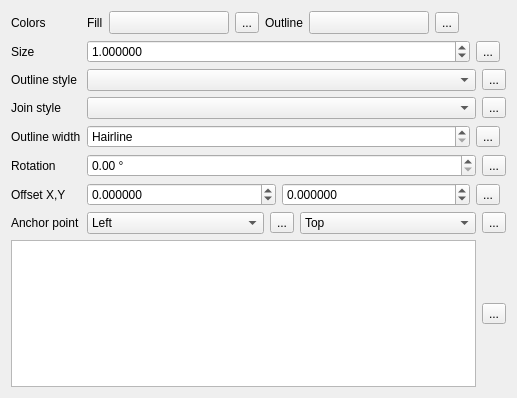
carsmie/QGIS, file src/ui/symbollayer/widget_simplemarker.ui: the form before one commit.
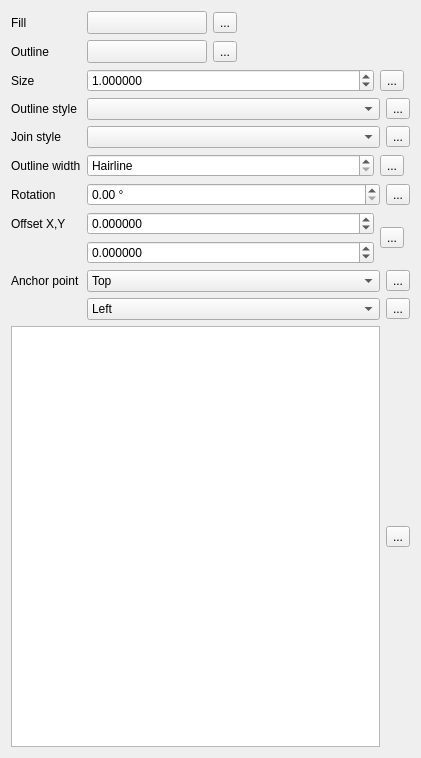
The form after the commit. Custom widgets are drawn as their Qt base class.

Commit message: [FEATURE] Add style/history tab to style dock

Diff of the .ui file:
```diff
--- a/src/ui/symbollayer/widget_simplemarker.ui
+++ b/src/ui/symbollayer/widget_simplemarker.ui
@@ -6,27 +6,112 @@
    <rect>
     <x>0</x>
     <y>0</y>
-    <width>517</width>
-    <height>398</height>
+    <width>421</width>
+    <height>758</height>
    </rect>
   </property>
   <property name="windowTitle">
    <string>Form</string>
   </property>
-  <layout class="QGridLayout" name="gridLayout">
-   <item row="9" column="0">
-    <widget class="QLabel" name="label_5">
-     <property name="text">
-      <string>Offset X,Y</string>
-     </property>
-    </widget>
-   </item>
+  <layout class="QFormLayout" name="formLayout">
    <item row="1" column="1">
+    <layout class="QHBoxLayout" name="horizontalLayout">
+     <property name="topMargin">
+      <number>0</number>
+     </property>
+     <item>
+      <widget class="QgsColorButtonV2" name="btnChangeColorBorder">
+       <property name="minimumSize">
+        <size>
+         <width>120</width>
+         <height>0</height>
+        </size>
+       </property>
+       <property name="maximumSize">
+        <size>
+         <width>120</width>
+         <height>16777215</height>
+        </size>
+       </property>
+       <property name="text">
+        <string/>
+       </property>
+      </widget>
+     </item>
+     <item>
+      <widget class="QgsDataDefinedButton" name="mBorderColorDDBtn">
+       <property name="text">
+        <string>...</string>
+       </property>
+      </widget>
+     </item>
+     <item>
+      <spacer name="horizontalSpacer">
+       <property name="orientation">
+        <enum>Qt::Horizontal</enum>
+       </property>
+       <property name="sizeHint" stdset="0">
+        <size>
+         <width>40</width>
+         <height>20</height>
+        </size>
+       </property>
+      </spacer>
+     </item>
+    </layout>
+   </item>
+   <item row="4" column="1">
+    <layout class="QHBoxLayout" name="horizontalLayout_2">
+     <property name="topMargin">
+      <number>0</number>
+     </property>
+     <item>
+      <widget class="QgsColorButtonV2" name="btnChangeColorFill">
+       <property name="minimumSize">
+        <size>
+         <width>120</width>
+         <height>0</height>
+        </size>
+       </property>
+       <property name="maximumSize">
+        <size>
+         <width>120</width>
+         <height>16777215</height>
+        </size>
+       </property>
+       <property name="text">
+        <string/>
+       </property>
+      </widget>
+     </item>
+     <item>
+      <widget class="QgsDataDefinedButton" name="mFillColorDDBtn">
+       <property name="text">
+        <string>...</string>
+       </property>
+      </widget>
+     </item>
+     <item>
+      <spacer name="horizontalSpacer_2">
+       <property name="orientation">
+        <enum>Qt::Horizontal</enum>
+       </property>
+       <property name="sizeHint" stdset="0">
+        <size>
+         <width>40</width>
+         <height>20</height>
+        </size>
+       </property>
+      </spacer>
+     </item>
+    </layout>
+   </item>
+   <item row="7" column="1">
     <layout class="QHBoxLayout" name="horizontalLayout_3">
      <item>
       <widget class="QgsDoubleSpinBox" name="spinSize">
        <property name="sizePolicy">
-        <sizepolicy hsizetype="Minimum" vsizetype="Fixed">
+        <sizepolicy hsizetype="Expanding" vsizetype="Fixed">
          <horstretch>1</horstretch>
          <verstretch>0</verstretch>
         </sizepolicy>
@@ -70,119 +155,88 @@
      </item>
     </layout>
    </item>
-   <item row="7" column="1">
-    <layout class="QHBoxLayout" name="horizontalLayout_4">
+   <item row="12" column="1">
+    <layout class="QHBoxLayout" name="horizontalLayout_10">
      <item>
-      <widget class="QgsDoubleSpinBox" name="mOutlineWidthSpinBox">
-       <property name="sizePolicy">
-        <sizepolicy hsizetype="Minimum" vsizetype="Fixed">
-         <horstretch>1</horstretch>
-         <verstretch>0</verstretch>
-        </sizepolicy>
-       </property>
-       <property name="specialValueText">
-        <string>Hairline</string>
-       </property>
-       <property name="decimals">
-        <number>6</number>
-       </property>
-       <property name="maximum">
-        <double>999999999.999999046325684</double>
-       </property>
-       <property name="singleStep">
-        <double>0.200000000000000</double>
-       </property>
-       <property name="showClearButton" stdset="0">
-        <bool>true</bool>
-       </property>
-      </widget>
+      <widget class="QgsPenStyleComboBox" name="mOutlineStyleComboBox"/>
      </item>
      <item>
-      <widget class="QgsDataDefinedButton" name="mOutlineWidthDDBtn">
+      <widget class="QgsDataDefinedButton" name="mOutlineStyleDDBtn">
        <property name="text">
         <string>...</string>
        </property>
       </widget>
      </item>
-     <item>
-      <widget class="QgsUnitSelectionWidget" name="mOutlineWidthUnitWidget" native="true">
-       <property name="minimumSize">
-        <size>
-         <width>0</width>
-         <height>0</height>
-        </size>
-       </property>
-       <property name="focusPolicy">
-        <enum>Qt::StrongFocus</enum>
-       </property>
-      </widget>
-     </item>
     </layout>
    </item>
-   <item row="10" column="1">
-    <layout class="QHBoxLayout" name="horizontalLayout_5">
+   <item row="15" column="1">
+    <layout class="QHBoxLayout" name="horizontalLayout_7">
      <item>
-      <widget class="QComboBox" name="mHorizontalAnchorComboBox">
-       <item>
-        <property name="text">
-         <string>Left</string>
-        </property>
-       </item>
-       <item>
-        <property name="text">
-         <string>HCenter</string>
-        </property>
-       </item>
-       <item>
-        <property name="text">
-         <string>Right</string>
-        </property>
-       </item>
-      </widget>
+      <widget class="QgsPenJoinStyleComboBox" name="cboJoinStyle"/>
      </item>
      <item>
-      <widget class="QgsDataDefinedButton" name="mHorizontalAnchorDDBtn">
+      <widget class="QgsDataDefinedButton" name="mJoinStyleDDBtn">
        <property name="text">
         <string>...</string>
        </property>
       </widget>
      </item>
-     <item>
-      <widget class="QComboBox" name="mVerticalAnchorComboBox">
+    </layout>
+   </item>
+   <item row="18" column="1">
+    <layout class="QGridLayout" name="gridLayout">
+     <item row="0" column="0" rowspan="2" colspan="2">
+      <layout class="QHBoxLayout" name="horizontalLayout_4">
        <item>
-        <property name="text">
-         <string>Top</string>
-        </property>
+        <widget class="QgsDoubleSpinBox" name="mOutlineWidthSpinBox">
+         <property name="sizePolicy">
+          <sizepolicy hsizetype="Minimum" vsizetype="Fixed">
+           <horstretch>1</horstretch>
+           <verstretch>0</verstretch>
+          </sizepolicy>
+         </property>
+         <property name="specialValueText">
+          <string>Hairline</string>
+         </property>
+         <property name="decimals">
+          <number>6</number>
+         </property>
+         <property name="maximum">
+          <double>999999999.999999046325684</double>
+         </property>
+         <property name="singleStep">
+          <double>0.200000000000000</double>
+         </property>
+         <property name="showClearButton" stdset="0">
+          <bool>true</bool>
+         </property>
+        </widget>
        </item>
        <item>
-        <property name="text">
-         <string>VCenter</string>
-        </property>
+        <widget class="QgsDataDefinedButton" name="mOutlineWidthDDBtn">
+         <property name="text">
+          <string>...</string>
+         </property>
+        </widget>
        </item>
        <item>
-        <property name="text">
-         <string>Bottom</string>
-        </property>
+        <widget class="QgsUnitSelectionWidget" name="mOutlineWidthUnitWidget" native="true">
+         <property name="minimumSize">
+          <size>
+           <width>0</width>
+           <height>0</height>
+          </size>
+         </property>
+         <property name="focusPolicy">
+          <enum>Qt::StrongFocus</enum>
+         </property>
+        </widget>
        </item>
-      </widget>
+      </layout>
      </item>
-     <item>
-      <widget class="QgsDataDefinedButton" name="mVerticalAnchorDDBtn">
-       <property name="text">
-        <string>...</string>
-       </property>
-      </widget>
-     </item>
     </layout>
    </item>
-   <item row="0" column="0">
-    <widget class="QLabel" name="label_6">
-     <property name="text">
-      <string>Colors</string>
-     </property>
-    </widget>
-   </item>
-   <item row="8" column="1">
+   <item row="21" column="1">
     <layout class="QHBoxLayout" name="horizontalLayout_6">
      <item>
       <widget class="QgsDoubleSpinBox" name="spinAngle">
@@ -209,81 +263,59 @@
      </item>
     </layout>
    </item>
-   <item row="9" column="1">
-    <layout class="QHBoxLayout" name="horizontalLayout">
+   <item row="28" column="1">
+    <layout class="QHBoxLayout" name="horizontalLayout_5">
      <item>
-      <widget class="QgsDoubleSpinBox" name="spinOffsetX">
-       <property name="sizePolicy">
-        <sizepolicy hsizetype="Minimum" vsizetype="Fixed">
-         <horstretch>1</horstretch>
-         <verstretch>0</verstretch>
-        </sizepolicy>
-       </property>
-       <property name="decimals">
-        <number>6</number>
-       </property>
-       <property name="minimum">
-        <double>-99999999.989999994635582</double>
-       </property>
-       <property name="maximum">
-        <double>99999999.989999994635582</double>
-       </property>
-       <property name="singleStep">
-        <double>0.200000000000000</double>
-       </property>
+      <widget class="QComboBox" name="mVerticalAnchorComboBox">
+       <item>
+        <property name="text">
+         <string>Top</string>
+        </property>
+       </item>
+       <item>
+        <property name="text">
+         <string>VCenter</string>
+        </property>
+       </item>
+       <item>
+        <property name="text">
+         <string>Bottom</string>
+        </property>
+       </item>
       </widget>
      </item>
      <item>
-      <widget class="QgsDoubleSpinBox" name="spinOffsetY">
-       <property name="sizePolicy">
-        <sizepolicy hsizetype="Minimum" vsizetype="Fixed">
-         <horstretch>1</horstretch>
-         <verstretch>0</verstretch>
-        </sizepolicy>
-       </property>
-       <property name="decimals">
-        <number>6</number>
-       </property>
-       <property name="minimum">
-        <double>-99999999.989999994635582</double>
-       </property>
-       <property name="maximum">
-        <double>99999999.989999994635582</double>
-       </property>
-       <property name="singleStep">
-        <double>0.200000000000000</double>
-       </property>
-      </widget>
-     </item>
-     <item>
-      <widget class="QgsDataDefinedButton" name="mOffsetDDBtn">
+      <widget class="QgsDataDefinedButton" name="mVerticalAnchorDDBtn">
        <property name="text">
         <string>...</string>
        </property>
       </widget>
      </item>
-     <item>
-      <widget class="QgsUnitSelectionWidget" name="mOffsetUnitWidget" native="true">
-       <property name="minimumSize">
-        <size>
-         <width>0</width>
-         <height>0</height>
-        </size>
-       </property>
-       <property name="focusPolicy">
-        <enum>Qt::StrongFocus</enum>
-       </property>
-      </widget>
-     </item>
     </layout>
    </item>
-   <item row="5" column="1">
-    <layout class="QHBoxLayout" name="horizontalLayout_10">
+   <item row="30" column="1">
+    <layout class="QHBoxLayout" name="horizontalLayout_9">
      <item>
-      <widget class="QgsPenStyleComboBox" name="mOutlineStyleComboBox"/>
+      <widget class="QComboBox" name="mHorizontalAnchorComboBox">
+       <item>
+        <property name="text">
+         <string>Left</string>
+        </property>
+       </item>
+       <item>
+        <property name="text">
+         <string>HCenter</string>
+        </property>
+       </item>
+       <item>
+        <property name="text">
+         <string>Right</string>
+        </property>
+       </item>
+      </widget>
      </item>
      <item>
-      <widget class="QgsDataDefinedButton" name="mOutlineStyleDDBtn">
+      <widget class="QgsDataDefinedButton" name="mHorizontalAnchorDDBtn">
        <property name="text">
         <string>...</string>
        </property>
@@ -291,42 +323,47 @@
      </item>
     </layout>
    </item>
-   <item row="10" column="0">
-    <widget class="QLabel" name="mAnchorPointLabel">
-     <property name="text">
-      <string>Anchor point</string>
-     </property>
-    </widget>
-   </item>
-   <item row="7" column="0">
-    <widget class="QLabel" name="mOutlineWidthLabel">
-     <property name="text">
-      <string>Outline width</string>
-     </property>
-    </widget>
-   </item>
-   <item row="8" column="0">
-    <widget class="QLabel" name="label_4">
-     <property name="text">
-      <string>Rotation</string>
-     </property>
-    </widget>
-   </item>
    <item row="1" column="0">
+    <widget class="QLabel" name="label_2">
+     <property name="sizePolicy">
+      <sizepolicy hsizetype="Minimum" vsizetype="Preferred">
+       <horstretch>0</horstretch>
+       <verstretch>0</verstretch>
+      </sizepolicy>
+     </property>
+     <property name="text">
+      <string>Fill</string>
+     </property>
+    </widget>
+   </item>
+   <item row="4" column="0">
+    <widget class="QLabel" name="label">
+     <property name="sizePolicy">
+      <sizepolicy hsizetype="Minimum" vsizetype="Preferred">
+       <horstretch>0</horstretch>
+       <verstretch>0</verstretch>
+      </sizepolicy>
+     </property>
+     <property name="text">
+      <string>Outline</string>
+     </property>
+    </widget>
+   </item>
+   <item row="7" column="0">
     <widget class="QLabel" name="label_3">
      <property name="text">
       <string>Size</string>
      </property>
     </widget>
    </item>
-   <item row="5" column="0">
+   <item row="12" column="0">
     <widget class="QLabel" name="mOutlineStyleLabel">
      <property name="text">
       <string>Outline style</string>
      </property>
     </widget>
    </item>
-   <item row="6" column="0">
+   <item row="15" column="0">
     <widget class="QLabel" name="label_8">
      <property name="text">
       <string>Join style</string>
@@ -336,110 +373,35 @@
      </property>
     </widget>
    </item>
-   <item row="6" column="1">
-    <layout class="QHBoxLayout" name="horizontalLayout_7">
-     <item>
-      <widget class="QgsPenJoinStyleComboBox" name="cboJoinStyle"/>
-     </item>
-     <item>
-      <widget class="QgsDataDefinedButton" name="mJoinStyleDDBtn">
-       <property name="text">
-        <string>...</string>
-       </property>
-      </widget>
-     </item>
-    </layout>
+   <item row="18" column="0">
+    <widget class="QLabel" name="mOutlineWidthLabel">
+     <property name="text">
+      <string>Outline width</string>
+     </property>
+    </widget>
    </item>
-   <item row="0" column="1">
-    <layout class="QHBoxLayout" name="horizontalLayout_2">
-     <item>
-      <widget class="QLabel" name="label_2">
-       <property name="text">
-        <string>Fill</string>
-       </property>
-      </widget>
-     </item>
-     <item>
-      <widget class="QgsColorButtonV2" name="btnChangeColorFill">
-       <property name="minimumSize">
-        <size>
-         <width>120</width>
-         <height>0</height>
-        </size>
-       </property>
-       <property name="maximumSize">
-        <size>
-         <width>120</width>
-         <height>16777215</height>
-        </size>
-       </property>
-       <property name="text">
-        <string/>
-       </property>
-      </widget>
-     </item>
-     <item>
-      <widget class="QgsDataDefinedButton" name="mFillColorDDBtn">
-       <property name="text">
-        <string>...</string>
-       </property>
-      </widget>
-     </item>
-     <item>
-      <widget class="QLabel" name="label">
-       <property name="sizePolicy">
-        <sizepolicy hsizetype="Maximum" vsizetype="Preferred">
-         <horstretch>0</horstretch>
-         <verstretch>0</verstretch>
-        </sizepolicy>
-       </property>
-       <property name="text">
-        <string>Outline</string>
-       </property>
-      </widget>
-     </item>
-     <item>
-      <widget class="QgsColorButtonV2" name="btnChangeColorBorder">
-       <property name="minimumSize">
-        <size>
-         <width>120</width>
-         <height>0</height>
-        </size>
-       </property>
-       <property name="maximumSize">
-        <size>
-         <width>120</width>
-         <height>16777215</height>
-        </size>
-       </property>
-       <property name="text">
-        <string/>
-       </property>
-      </widget>
-     </item>
-     <item>
-      <widget class="QgsDataDefinedButton" name="mBorderColorDDBtn">
-       <property name="text">
-        <string>...</string>
-       </property>
-      </widget>
-     </item>
-     <item>
-      <spacer name="horizontalSpacer">
-       <property name="orientation">
-        <enum>Qt::Horizontal</enum>
-       </property>
-       <property name="sizeHint" stdset="0">
-        <size>
-         <width>0</width>
-         <height>20</height>
-        </size>
-       </property>
-      </spacer>
-     </item>
-    </layout>
+   <item row="21" column="0">
+    <widget class="QLabel" name="label_4">
+     <property name="text">
+      <string>Rotation</string>
+     </property>
+    </widget>
    </item>
-   <item row="11" column="0" colspan="2">
+   <item row="24" column="0">
+    <widget class="QLabel" name="label_5">
+     <property name="text">
+      <string>Offset X,Y</string>
+     </property>
+    </widget>
+   </item>
+   <item row="28" column="0">
+    <widget class="QLabel" name="mAnchorPointLabel">
+     <property name="text">
+      <string>Anchor point</string>
+     </property>
+    </widget>
+   </item>
+   <item row="32" column="0" colspan="2">
     <layout class="QHBoxLayout" name="horizontalLayout_8">
      <item>
       <widget class="QListWidget" name="lstNames">
@@ -493,6 +455,81 @@
      </item>
     </layout>
    </item>
+   <item row="24" column="1">
+    <layout class="QHBoxLayout" name="horizontalLayout_11">
+     <item>
+      <layout class="QVBoxLayout" name="verticalLayout_2">
+       <property name="topMargin">
+        <number>0</number>
+       </property>
+       <item>
+        <widget class="QgsDoubleSpinBox" name="spinOffsetX">
+         <property name="sizePolicy">
+          <sizepolicy hsizetype="Expanding" vsizetype="Fixed">
+           <horstretch>1</horstretch>
+           <verstretch>0</verstretch>
+          </sizepolicy>
+         </property>
+         <property name="decimals">
+          <number>6</number>
+         </property>
+         <property name="minimum">
+          <double>-99999999.989999994635582</double>
+         </property>
+         <property name="maximum">
+          <double>99999999.989999994635582</double>
+         </property>
+         <property name="singleStep">
+          <double>0.200000000000000</double>
+         </property>
+        </widget>
+       </item>
+       <item>
+        <widget class="QgsDoubleSpinBox" name="spinOffsetY">
+         <property name="sizePolicy">
+          <sizepolicy hsizetype="Minimum" vsizetype="Fixed">
+           <horstretch>1</horstretch>
+           <verstretch>0</verstretch>
+          </sizepolicy>
+         </property>
+         <property name="decimals">
+          <number>6</number>
+         </property>
+         <property name="minimum">
+          <double>-99999999.989999994635582</double>
+         </property>
+         <property name="maximum">
+          <double>99999999.989999994635582</double>
+         </property>
+         <property name="singleStep">
+          <double>0.200000000000000</double>
+         </property>
+        </widget>
+       </item>
+      </layout>
+     </item>
+     <item>
+      <widget class="QgsDataDefinedButton" name="mOffsetDDBtn">
+       <property name="text">
+        <string>...</string>
+       </property>
+      </widget>
+     </item>
+     <item>
+      <widget class="QgsUnitSelectionWidget" name="mOffsetUnitWidget" native="true">
+       <property name="minimumSize">
+        <size>
+         <width>0</width>
+         <height>0</height>
+        </size>
+       </property>
+       <property name="focusPolicy">
+        <enum>Qt::StrongFocus</enum>
+       </property>
+      </widget>
+     </item>
+    </layout>
+   </item>
   </layout>
  </widget>
  <customwidgets>
```
Left out of the diff: 19 changed lines with no effect on the pictures. The commit also changes 53 other files.
